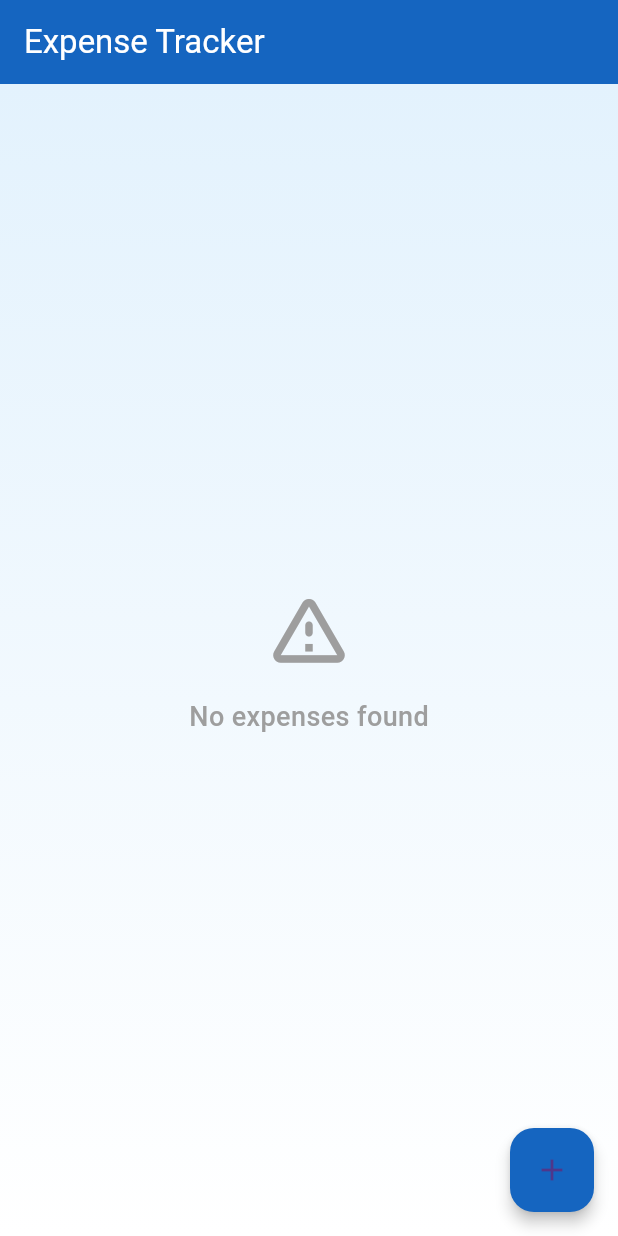
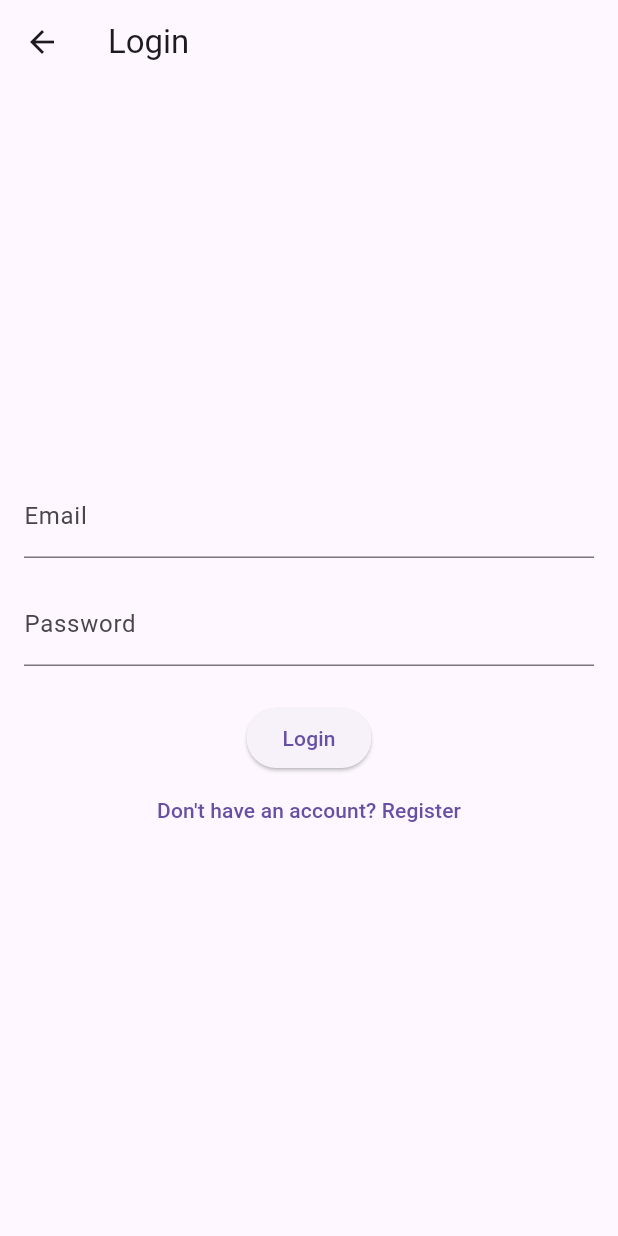
Before and after one commit to rizenxio/myapp, a Flutter app: the screen it shows after launch, on a phone screen of 412 x 824 dp. Run offline on Flutter 3.47's test engine with Material 3 defaults, Android fonts, the phone set to English and light mode, and no system bars; our stand-ins replace cloud_firestore, firebase_auth, firebase_core; accounts and stored records are empty.

Commit message:
edit all

```diff
--- a/lib/Input_0046.dart
+++ b/lib/Input_0046.dart
@@ -173,9 +173,8 @@ class _Input_0046State extends State<Input_0046> {
                           SizedBox(height: 16),
                           TextFormField(
                             readOnly: true,
-                            controller: TextEditingController(
-                                text:
-                                    expenseDate ?? ''),
+                            controller:
+                                TextEditingController(text: expenseDate ?? ''),
                             decoration: InputDecoration(
                               labelText: "Date",
                               prefixIcon: Icon(Icons.calendar_today),
--- a/lib/edit_0046.dart
+++ b/lib/edit_0046.dart
@@ -235,6 +235,7 @@ class _Edit_0046State extends State<Edit_0046> {
                     child: Text(
                       "Update Expense",
                       style: TextStyle(
+                        color: Colors.white,
                         fontSize: 16,
                         fontWeight: FontWeight.bold,
                       ),
--- a/lib/main.dart
+++ b/lib/main.dart
@@ -1,25 +1,26 @@
+// lib/main.dart
+import 'package:firebase_core/firebase_core.dart';
 import 'package:flutter/material.dart';
-import 'package:firebase_core/firebase_core.dart';
-// import 'package:cloud_firestore/cloud_firestore.dart';
-import 'Input_0046.dart';
-import 'Lihat_0046.dart';
-import 'hapus_0046.dart';
-// import 'edit_0046.dart';
-
+import 'HomePage.dart';
+import 'screens/login_screen.dart';
+import 'screens/register_screen.dart';
 void main() async {
   WidgetsFlutterBinding.ensureInitialized();
   await Firebase.initializeApp();
-  runApp(MaterialApp(
-      debugShowCheckedModeBanner: false,
-      theme: ThemeData(
-        brightness: Brightness.light,
-        primaryColor: Colors.blue,
-      ),
-      home: Lihat_0046(),
-      routes: <String, WidgetBuilder>{
-        '/input': (BuildContext context) => Input_0046(),
-        '/lihat': (BuildContext context) => Lihat_0046(),
-        '/hapus': (BuildContext context) => Hapus_0046(),
-        // '/edit': (BuildContext context) => Edit_0046(),
-      }));
+  runApp(MyApp());
 }
+
+class MyApp extends StatelessWidget {
+  @override
+  Widget build(BuildContext context) {
+    return MaterialApp(
+      initialRoute: '/login',
+      routes: {
+        '/': (context) => PageNavBarMenu(),
+        '/login': (context) => LoginScreen(),
+        '/register': (context) => RegisterScreen(),
+
+      },
+    );
+  }
+}
--- /dev/null
+++ b/lib/screens/login_screen.dart
@@ -0,0 +1,81 @@
+// lib/screens/login_screen.dart
+import 'package:flutter/material.dart';
+import '../services/auth_service.dart';
+
+class LoginScreen extends StatefulWidget {
+  @override
+  _LoginScreenState createState() => _LoginScreenState();
+}
+
+class _LoginScreenState extends State<LoginScreen> {
+  final _formKey = GlobalKey<FormState>();
+  final _emailController = TextEditingController();
+  final _passwordController = TextEditingController();
+  final _authService = AuthService();
+
+  bool _isLoading = false;
+
+  void _signIn() async {
+    if (_formKey.currentState!.validate()) {
+      setState(() => _isLoading = true);
+      try {
+        await _authService.signIn(
+          _emailController.text,
+          _passwordController.text,
+        );
+        Navigator.pushReplacementNamed(context, '/');  // Navigate to home page
+      } catch (e) {
+        ScaffoldMessenger.of(context).showSnackBar(
+          SnackBar(content: Text(e.toString())),
+        );
+      } finally {
+        setState(() => _isLoading = false);
+      }
+    }
+  }
+
+  @override
+  Widget build(BuildContext context) {
+    return Scaffold(
+      appBar: AppBar(title: Text('Login')),
+      body: Padding(
+        padding: EdgeInsets.all(16.0),
+        child: Form(
+          key: _formKey,
+          child: Column(
+            mainAxisAlignment: MainAxisAlignment.center,
+            children: [
+              TextFormField(
+                controller: _emailController,
+                decoration: InputDecoration(labelText: 'Email'),
+                validator: (value) =>
+                    value!.isEmpty ? 'Please enter your email' : null,
+              ),
+              SizedBox(height: 16),
+              TextFormField(
+                controller: _passwordController,
+                decoration: InputDecoration(labelText: 'Password'),
+                obscureText: true,
+                validator: (value) =>
+                    value!.isEmpty ? 'Please enter your password' : null,
+              ),
+              SizedBox(height: 24),
+              _isLoading
+                  ? CircularProgressIndicator()
+                  : ElevatedButton(
+                      onPressed: _signIn,
+                      child: Text('Login'),
+                    ),
+              TextButton(
+                onPressed: () {
+                  Navigator.pushNamed(context, '/register');
+                },
+                child: Text('Don\'t have an account? Register'),
+              ),
+            ],
+          ),
+        ),
+      ),
+    );
+  }
+}
--- /dev/null
+++ b/lib/services/auth_service.dart
@@ -0,0 +1,37 @@
+// lib/services/auth_service.dart
+import 'package:firebase_auth/firebase_auth.dart';
+
+class AuthService {
+  final FirebaseAuth _auth = FirebaseAuth.instance;
+
+  // Sign up with email and password
+  Future<UserCredential?> signUp(String email, String password) async {
+    try {
+      return await _auth.createUserWithEmailAndPassword(
+        email: email,
+        password: password,
+      );
+    } catch (e) {
+      print('Error during sign up: $e');
+      rethrow;
+    }
+  }
+
+  // Sign in with email and password
+  Future<UserCredential?> signIn(String email, String password) async {
+    try {
+      return await _auth.signInWithEmailAndPassword(
+        email: email,
+        password: password,
+      );
+    } catch (e) {
+      print('Error during sign in: $e');
+      rethrow;
+    }
+  }
+
+  // Sign out
+  Future<void> signOut() async {
+    await _auth.signOut();
+  }
+}
--- a/pubspec.yaml
+++ b/pubspec.yaml
@@ -30,6 +30,7 @@ environment:
 dependencies:
   cloud_firestore:
   firebase_core:
+  firebase_auth:
   flutter:
     sdk: flutter
 
@@ -37,7 +38,8 @@ dependencies:
   # The following adds the Cupertino Icons font to your application.
   # Use with the CupertinoIcons class for iOS style icons.
   cupertino_icons: ^1.0.8
-  firebase_auth: ^5.4.0
+  fluttertoast: ^8.2.10
+
 
 dev_dependencies:
   flutter_test:
```
Also changed, not shown: lib/HomePage.dart (added, +67 -0 lines), lib/Lihat_0046.dart (+11 -2 lines), lib/screens/register_screen.dart (added, +97 -0 lines), pubspec.lock, 2 other files.
